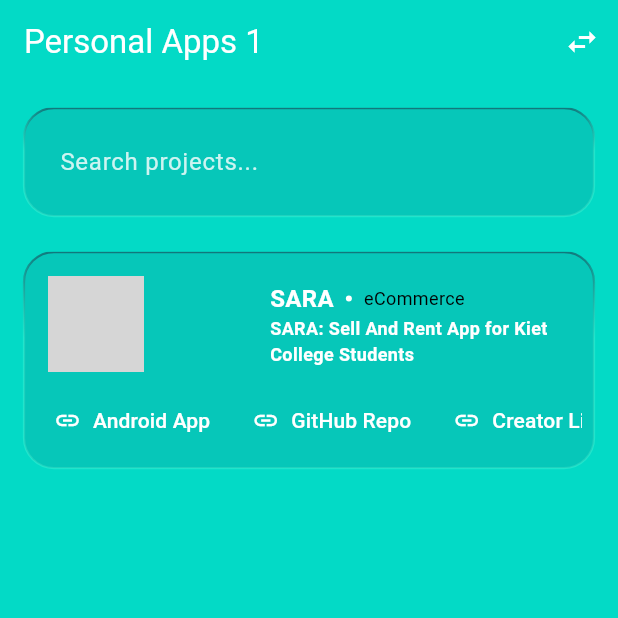
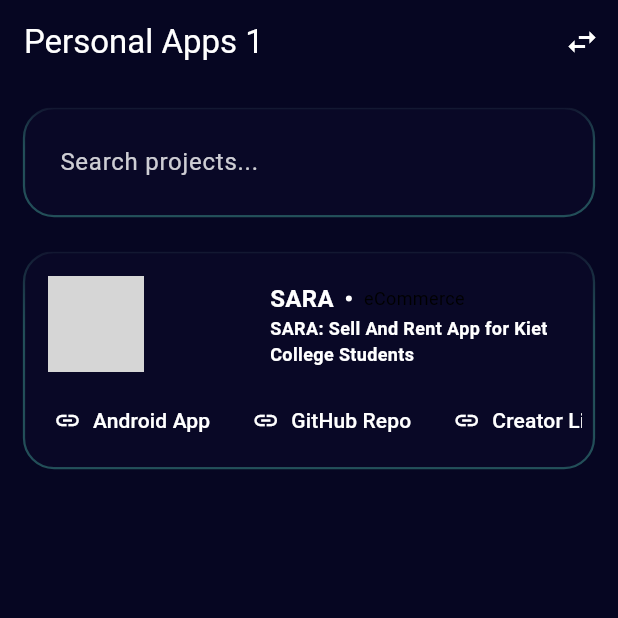
Before and after one commit to shivaAg04/flutterprojecthub.com, a Flutter app: the screen it shows after launch, after a tap on the "swap horiz" icon, on a phone screen of 412 x 824 dp, the top half of it. Run offline on Flutter 3.47's test engine with Material 3 defaults, Android fonts, the phone set to English and light mode, and no system bars; network calls fail; grey boxes are pictures that could not be loaded.

Commit message:
Update app_color.dart

```diff
--- a/lib/core/app_color.dart
+++ b/lib/core/app_color.dart
@@ -3,8 +3,9 @@ import 'dart:ui';
 class AppColor {
   static const Color white = Color(0xFFFFFFFF);
   static const Color black = Color(0xFF000000);
-
-  static const Color primaryColor = Color(0xFF03DAC6);
+ static const Color appBarBgColor = Color(0xFF060622);
+  // static const Color primaryColor = Color(0xFF03DAC6);
+  static const Color primaryColor =  Color(0xFF060622);
   static const Color background = Color(0xFFF5F5F5);
   static const Color error = Color(0xFFB00020);
   static const Color surface = Color(0xFF121212);
```
